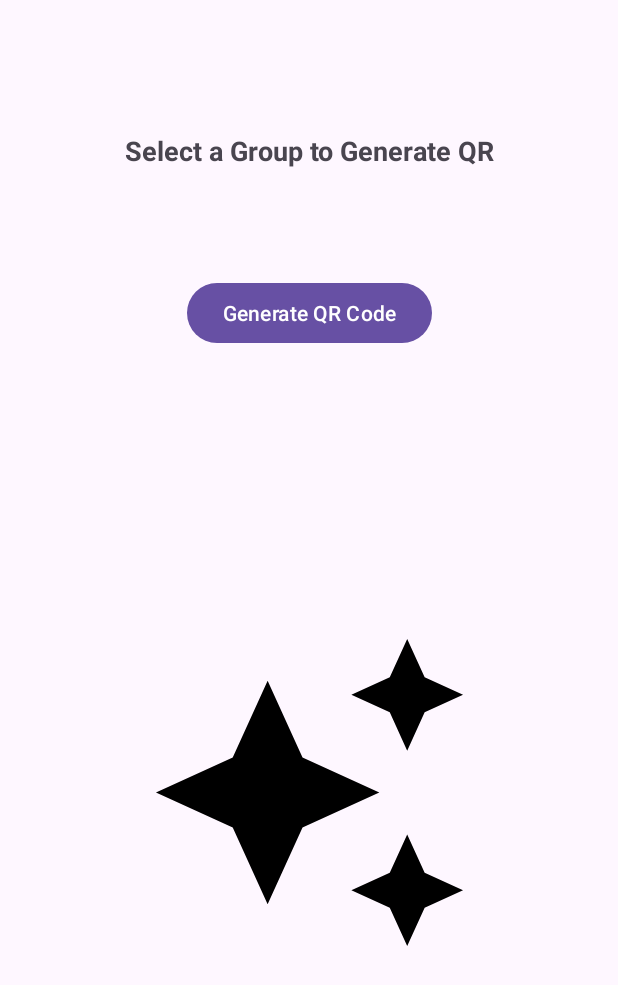
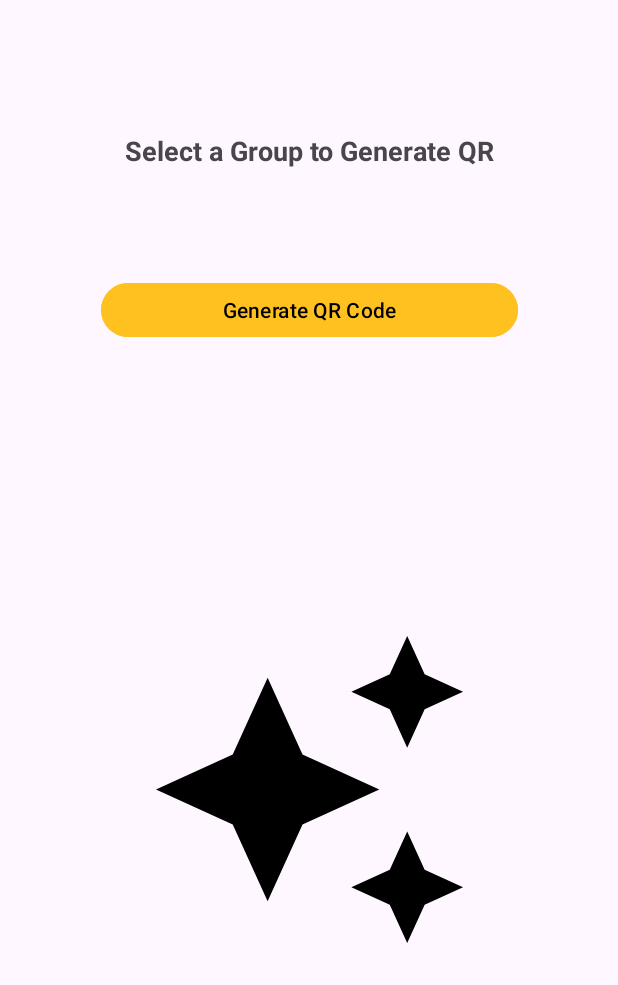
Before and after one commit to MertYigit0/SecretSantaAI, an Android app: the fragment InviteFragment shown on its own in the app's theme, on a phone screen of 412 x 824 dp. Shown: the top 985 px of the screen. Run offline under Robolectric (Android 15) with nearby library versions, the phone set to English and light mode, and no system bars; our stand-ins replace Dagger/Hilt's generated code, Firebase (no records; nobody signed in at launch, a user with empty details on screens opened directly).

Commit message:
Button colors.

```diff
--- a/app/src/main/res/layout/fragment_ai_help.xml
+++ b/app/src/main/res/layout/fragment_ai_help.xml
@@ -112,5 +112,7 @@
         android:id="@+id/submitButton"
         android:layout_width="match_parent"
         android:layout_height="wrap_content"
+        android:backgroundTint="@color/primary_yellow"
+        android:textColor="@color/black"
         android:text="Hediye Önerisi Al"/>
 </LinearLayout>
--- a/app/src/main/res/layout/fragment_ai_result.xml
+++ b/app/src/main/res/layout/fragment_ai_result.xml
@@ -1,10 +1,10 @@
-<!-- fragment_ai_result.xml -->
 <LinearLayout xmlns:android="http://schemas.android.com/apk/res/android"
     xmlns:app="http://schemas.android.com/apk/res-auto"
     android:layout_width="match_parent"
     android:layout_height="match_parent"
     android:orientation="vertical"
-    android:padding="16dp">
+    android:padding="16dp"
+    android:gravity="center">
 
     <!-- Diğer UI elemanları -->
 
@@ -13,7 +13,6 @@
         android:id="@+id/loadingProgressBar"
         android:layout_width="wrap_content"
         android:layout_height="wrap_content"
-        android:layout_gravity="center"
         android:visibility="gone" />
 
     <!-- RecyclerView for displaying gift recommendations -->
--- a/app/src/main/res/layout/fragment_invite.xml
+++ b/app/src/main/res/layout/fragment_invite.xml
@@ -38,13 +38,15 @@
     <!-- Button for generating QR Code -->
     <Button
         android:id="@+id/generateQrButton"
-        android:layout_width="wrap_content"
-        android:layout_height="wrap_content"
-        android:text="Generate QR Code"
+        android:layout_width="278dp"
+        android:layout_height="44dp"
         android:layout_marginTop="16dp"
-        app:layout_constraintTop_toBottomOf="@id/groupsRecyclerView"
+        android:backgroundTint="@color/primary_yellow"
+        android:text="@string/generate_qr_code"
+        android:textColor="@color/black"
+        app:layout_constraintEnd_toEndOf="parent"
         app:layout_constraintStart_toStartOf="parent"
-        app:layout_constraintEnd_toEndOf="parent" />
+        app:layout_constraintTop_toBottomOf="@id/groupsRecyclerView" />
 
     <ImageView
         android:id="@+id/qrCodeImageView"
--- a/app/src/main/res/values/strings.xml
+++ b/app/src/main/res/values/strings.xml
@@ -51,6 +51,7 @@
     <string name="draw_raffle">Draw Raffle</string>
     <string name="show_result">Show Result</string>
     <string name="minimum_three_members">En Az 3 Kişi Olmalı</string>
+    <string name="generate_qr_code">Generate QR Code</string>
 
 
     <string-array name="special_occasions">
```
Also changed, not shown: app/src/main/java/com/mertyigit0/secretsantaai/ui/adapter/AiResultAdapter.kt (+10 -1 lines), app/src/main/java/com/mertyigit0/secretsantaai/viewmodels/AiHelpViewModel.kt (+13 -1 lines), app/src/main/res/layout/fragment_group_detail.xml (+8 -5 lines), app/src/main/res/layout/item_favorite_gift_recommendation.xml (+9 -2 lines), app/src/main/res/layout/item_gift_recommendation.xml (+10 -1 lines).
